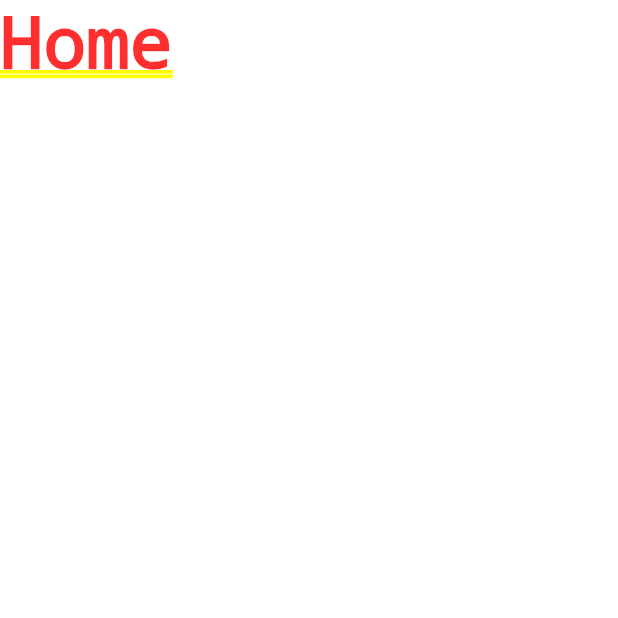
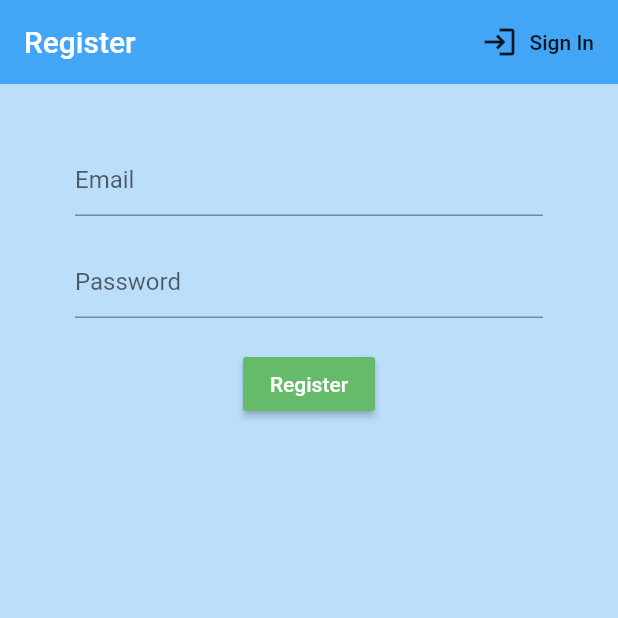
Before and after one commit to sauravk7077/brew-crew, a Flutter app: the screen it shows after launch, on a phone screen of 412 x 824 dp, the top half of it. Run offline on Flutter 3.47's test engine with Material 2 defaults, Android fonts, the phone set to English and light mode, and no system bars; our stand-ins replace firebase_auth, firebase_core; accounts and stored records are empty.

Commit message:
added register ui

```diff
--- a/lib/main.dart
+++ b/lib/main.dart
@@ -1,7 +1,13 @@
+import 'package:brew_crew/models/app_user.dart';
+import 'package:brew_crew/services/auth.dart';
 import 'package:flutter/material.dart';
 import 'package:brew_crew/screens/wrapper.dart';
+import 'package:firebase_core/firebase_core.dart';
+import 'package:provider/provider.dart';
 
-void main() {
+void main() async {
+  WidgetsFlutterBinding.ensureInitialized();
+  await Firebase.initializeApp();
   runApp(MyApp());
 }
 
@@ -9,6 +15,8 @@ class MyApp extends StatelessWidget {
   // This widget is the root of your application.
   @override
   Widget build(BuildContext context) {
-    return MaterialApp(title: 'Flutter Demo', home: Wrapper());
+    return StreamProvider<AppUser>.value(
+        value: AuthService().user,
+        child: MaterialApp(title: 'Flutter Demo', home: Wrapper()));
   }
 }
--- /dev/null
+++ b/lib/models/app_user.dart
@@ -0,0 +1,5 @@
+class AppUser {
+  final String uid;
+
+  AppUser({this.uid});
+}
--- a/lib/screens/authenticate/authenticate.dart
+++ b/lib/screens/authenticate/authenticate.dart
@@ -1,3 +1,5 @@
+import 'package:brew_crew/screens/authenticate/sign_in.dart';
+import 'package:brew_crew/screens/authenticate/register.dart';
 import 'package:flutter/material.dart';
 
 class Authenticate extends StatefulWidget {
@@ -6,8 +8,19 @@ class Authenticate extends StatefulWidget {
 }
 
 class _AuthenticateState extends State<Authenticate> {
+  bool _showSignIn = true;
+
+  void toggleView() {
+    setState(() {
+      _showSignIn = !_showSignIn;
+    });
+  }
+
   @override
   Widget build(BuildContext context) {
-    return Container(child: Text("Authenticate"));
+    if (_showSignIn)
+      return Container(child: Register(toggleView: toggleView));
+    else
+      return Container(child: SignIn(toggleView: toggleView));
   }
 }
--- /dev/null
+++ b/lib/screens/authenticate/register.dart
@@ -0,0 +1,68 @@
+import 'package:brew_crew/services/auth.dart';
+import 'package:flutter/material.dart';
+
+class Register extends StatefulWidget {
+  final Function toggleView;
+  Register({this.toggleView});
+
+  @override
+  _RegisterState createState() => _RegisterState();
+}
+
+class _RegisterState extends State<Register> {
+  final AuthService _auth = AuthService();
+  String email = '';
+  String password = '';
+
+  @override
+  Widget build(BuildContext context) {
+    return Scaffold(
+        backgroundColor: Colors.blue[100],
+        appBar: AppBar(
+          actions: [
+            FlatButton.icon(
+                onPressed: () {
+                  widget.toggleView();
+                },
+                label: Text("Sign In"),
+                icon: Icon(Icons.login))
+          ],
+          backgroundColor: Colors.blue[400],
+          elevation: 0,
+          title: Text("Register"),
+        ),
+        body: Padding(
+          padding: EdgeInsets.symmetric(vertical: 20.0, horizontal: 50.0),
+          child: Form(
+            child: Column(
+              children: <Widget>[
+                SizedBox(height: 20),
+                TextFormField(
+                  decoration: InputDecoration(hintText: "Email"),
+                  onChanged: (val) {
+                    setState(() {
+                      email = val;
+                    });
+                  },
+                ),
+                SizedBox(height: 20),
+                TextFormField(
+                    decoration: InputDecoration(hintText: "Password"),
+                    obscureText: true,
+                    onChanged: (val) {
+                      setState(() {
+                        password = val;
+                      });
+                    }),
+                SizedBox(height: 20),
+                RaisedButton(
+                    child:
+                        Text("Register", style: TextStyle(color: Colors.white)),
+                    onPressed: () {},
+                    color: Colors.green[400])
+              ],
+            ),
+          ),
+        ));
+  }
+}
--- a/lib/screens/wrapper.dart
+++ b/lib/screens/wrapper.dart
@@ -1,10 +1,17 @@
+import 'package:brew_crew/models/app_user.dart';
+import 'package:brew_crew/screens/authenticate/authenticate.dart';
 import 'package:flutter/material.dart';
-import 'package:brew_crew/screens/home/home.dart';
+import 'package:provider/provider.dart';
+import 'home/home.dart';
 
 class Wrapper extends StatelessWidget {
   @override
   Widget build(BuildContext context) {
-    // return either Home or Authenticate widget
-    return Home();
+    final user = Provider.of<AppUser>(context);
+    if (user == null) {
+      return Authenticate();
+    } else {
+      return Home();
+    }
   }
 }
--- a/pubspec.yaml
+++ b/pubspec.yaml
@@ -25,6 +25,9 @@ dependencies:
     sdk: flutter
   firebase_auth: ^0.18.4
   cloud_firestore: ^0.14.4
+  firebase_core: ^0.5.0
+  provider: ^4.3.2+2
+
 
   # The following adds the Cupertino Icons font to your application.
   # Use with the CupertinoIcons class for iOS style icons.
```
Also changed, not shown: lib/screens/authenticate/sign_in.dart (added, +67 -0 lines), lib/screens/home/home.dart (+18 -1 lines), lib/services/auth.dart (added, +45 -0 lines), pubspec.lock.
